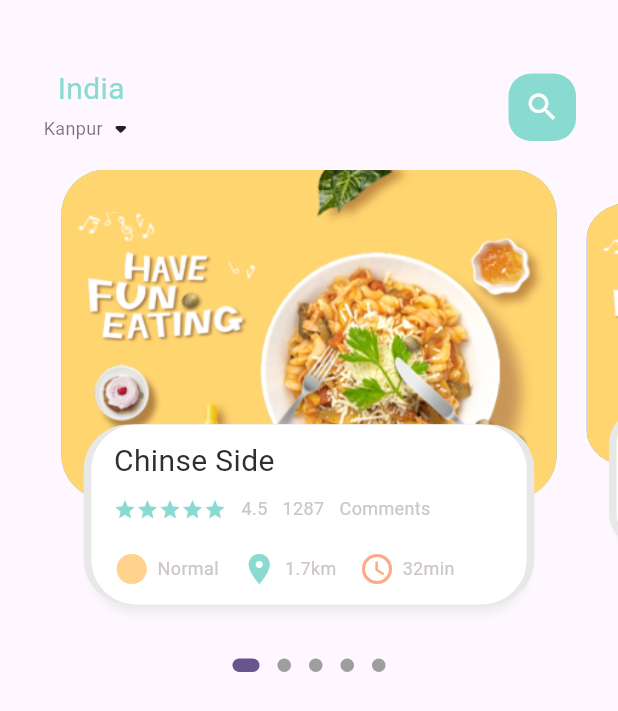
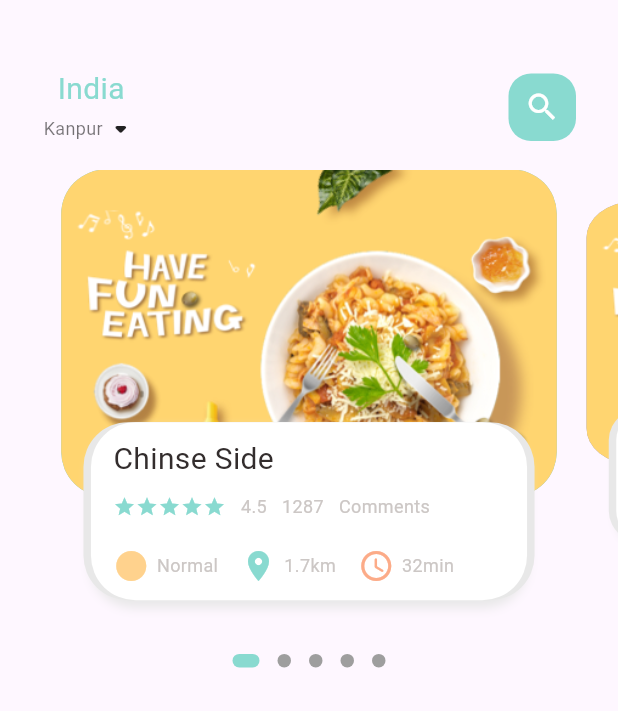
Before and after one commit to amishatandon/food_delivery, a Flutter app: the screen it shows after launch, on a phone screen of 412 x 824 dp. Shown: the top 711 px of the screen. Run offline on Flutter 3.47's test engine with Material 3 defaults, Android fonts, the phone set to English and light mode, and no system bars; drawn by our look-alikes of dots_indicator; our stand-ins replace get.

Commit message:
rendering dimensions dynamically

```diff
--- a/lib/home/food_page_body.dart
+++ b/lib/home/food_page_body.dart
@@ -1,5 +1,6 @@
 import 'package:dots_indicator/dots_indicator.dart';
 import 'package:ecommerce_app/utils/colors.dart';
+import 'package:ecommerce_app/utils/dimensions.dart';
 import 'package:ecommerce_app/widgets/big_text.dart';
 import 'package:ecommerce_app/widgets/icon_and_text_widget.dart';
 import 'package:ecommerce_app/widgets/small_text.dart';
@@ -17,7 +18,7 @@ class _FoodPageBodyState extends State<FoodPageBody> {
       viewportFraction: 0.85); //makes the next slide and previous slide visible
   var _currentPageValue = 0.0;
   double _scaleFactor = 0.8;
-  double _height = 220;
+  double _height = Dimensions.pageViewContainer;
 
   @override
   void initState() {
@@ -43,7 +44,7 @@ class _FoodPageBodyState extends State<FoodPageBody> {
     return Column(
       children: [
         Container(
-          height: 320,
+          height: Dimensions.pageView,
           child: PageView.builder(
               controller: pageController,
               itemCount: 5,
@@ -55,6 +56,7 @@ class _FoodPageBodyState extends State<FoodPageBody> {
           dotsCount: 5,
           position: _currentPageValue.toInt(),
           decorator: DotsDecorator(
+            activeColor: AppColors.mainColor,
             size: const Size.square(9.0),
             activeSize: const Size(18.0, 9.0),
             activeShape: RoundedRectangleBorder(
@@ -86,11 +88,12 @@ class _FoodPageBodyState extends State<FoodPageBody> {
       child: Stack(
         children: [
           Container(
-            height: 220,
-            margin: const EdgeInsets.only(
-                left: 10, right: 10), //creates space between slides
+            height: Dimensions.pageViewContainer,
+            margin: EdgeInsets.only(
+                left: Dimensions.width10,
+                right: Dimensions.width10), //creates space between slides
             decoration: BoxDecoration(
-              borderRadius: BorderRadius.circular(30),
+              borderRadius: BorderRadius.circular(Dimensions.radius30),
               color: index.isEven
                   ? const Color(0xFF69c5df)
                   : const Color(0xFF9294cc),
@@ -103,10 +106,13 @@ class _FoodPageBodyState extends State<FoodPageBody> {
           Align(
             alignment: Alignment.bottomCenter,
             child: Container(
-              height: 120,
-              margin: const EdgeInsets.only(left: 30, right: 30, bottom: 30),
+              height: Dimensions.pageViewTextContainer,
+              margin: EdgeInsets.only(
+                  left: Dimensions.width30,
+                  right: Dimensions.width30,
+                  bottom: Dimensions.height30),
               decoration: BoxDecoration(
-                  borderRadius: BorderRadius.circular(30),
+                  borderRadius: BorderRadius.circular(Dimensions.radius30),
                   color: Colors.white,
                   boxShadow: const [
                     BoxShadow(
@@ -124,17 +130,17 @@ class _FoodPageBodyState extends State<FoodPageBody> {
                     ),
                   ]),
               child: Container(
-                padding: const EdgeInsets.only(
-                  top: 10,
-                  left: 15,
-                  right: 15,
+                padding: EdgeInsets.only(
+                  top: Dimensions.height10,
+                  left: Dimensions.width15,
+                  right: Dimensions.width15,
                 ),
                 child: Column(
                   crossAxisAlignment: CrossAxisAlignment.start,
                   children: [
                     BigText(text: "Chinse Side"),
-                    const SizedBox(
-                      height: 10,
+                    SizedBox(
+                      height: Dimensions.height10,
                     ),
                     Row(
                       children: [
@@ -162,8 +168,8 @@ class _FoodPageBodyState extends State<FoodPageBody> {
                         SmallText(text: "Comments"),
                       ],
                     ),
-                    const SizedBox(
-                      height: 20,
+                    SizedBox(
+                      height: Dimensions.height20,
                     ),
                     Row(
                       children: [
--- a/lib/main.dart
+++ b/lib/main.dart
@@ -1,5 +1,6 @@
 import 'package:ecommerce_app/home/main_food_page.dart';
 import 'package:flutter/material.dart';
+import 'package:get/get.dart';
 
 void main() {
   runApp(const MyApp());
@@ -11,7 +12,7 @@ class MyApp extends StatelessWidget {
   // This widget is the root of your application.
   @override
   Widget build(BuildContext context) {
-    return MaterialApp(
+    return GetMaterialApp(
       debugShowCheckedModeBanner: false,
       title: 'Flutter Demo',
       theme: ThemeData(
--- /dev/null
+++ b/lib/utils/dimensions.dart
@@ -0,0 +1,21 @@
+import 'package:get/get.dart';
+
+class Dimensions {
+  static double screenHeight = Get.context!.height;
+  static double screenWidth = Get.context!.width;
+  static double pageViewContainer = screenHeight / 3.78;
+  static double pageViewTextContainer = screenHeight / 6.94;
+  static double pageView = screenHeight / 2.60;
+  static double height10 = screenHeight / 83.3;
+  static double height15 = screenHeight / 55.5;
+  static double height20 = screenHeight / 41.6;
+  static double height30 = screenHeight / 27.7;
+
+  static double width10 = screenHeight / 83.3;
+  static double width15 = screenHeight / 55.5;
+  static double width20 = screenHeight / 41.6;
+  static double width30 = screenHeight / 27.7;
+
+  static double radius20 = screenHeight / 41.6;
+  static double radius30 = screenHeight / 27.7;
+}
--- a/pubspec.yaml
+++ b/pubspec.yaml
@@ -36,6 +36,7 @@ dependencies:
   # Use with the CupertinoIcons class for iOS style icons.
   cupertino_icons: ^1.0.6
   dots_indicator: ^3.0.0
+  get: ^4.6.6
 
 dev_dependencies:
   flutter_test:
```
Also changed, not shown: pubspec.lock.
